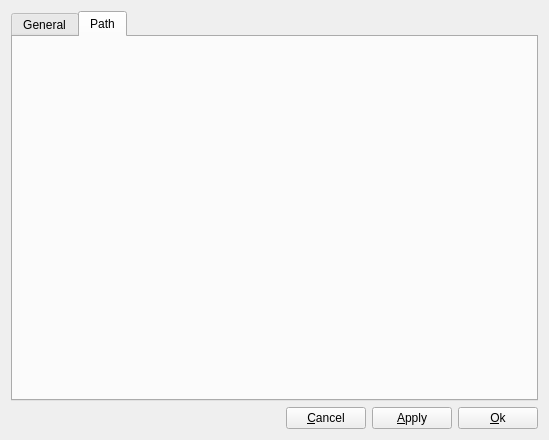
This is ui/PreferenceWidget.ui in tizbac/qtlobby as Qt 5 draws it before an edit. The edited form follows.
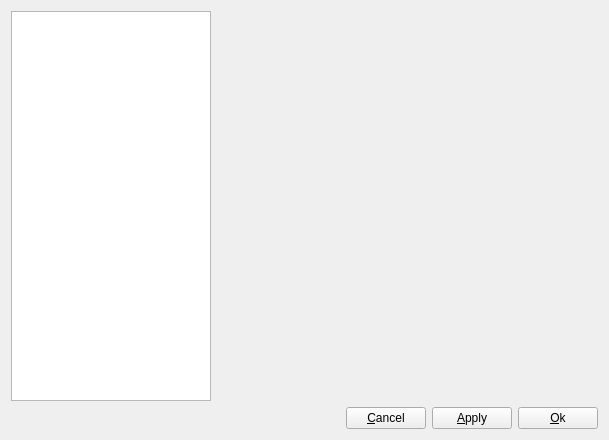
This is the edited form.

Commit message: litte changes; working on Preferences...

```diff
--- a/ui/PreferenceWidget.ui
+++ b/ui/PreferenceWidget.ui
@@ -6,37 +6,41 @@
    <rect>
     <x>0</x>
     <y>0</y>
-    <width>549</width>
+    <width>609</width>
     <height>440</height>
    </rect>
   </property>
   <property name="windowTitle">
    <string>QT::Lobby preferences</string>
   </property>
-  <layout class="QGridLayout" name="gridLayout_2">
+  <layout class="QGridLayout" name="gridLayout">
    <item row="0" column="0">
-    <widget class="QTabWidget" name="settingsTabWidget">
-     <property name="currentIndex">
-      <number>1</number>
+    <widget class="QTreeView" name="preferencesTreeView">
+     <property name="sizePolicy">
+      <sizepolicy hsizetype="Fixed" vsizetype="Expanding">
+       <horstretch>0</horstretch>
+       <verstretch>0</verstretch>
+      </sizepolicy>
      </property>
-     <widget class="QWidget" name="generalTab" native="true">
-      <attribute name="title">
-       <string>General</string>
-      </attribute>
-     </widget>
-     <widget class="QWidget" name="pathTab">
-      <attribute name="title">
-       <string>Path</string>
-      </attribute>
-      <layout class="QGridLayout" name="gridLayout">
-       <item row="0" column="0">
-        <widget class="QWidget" name="preferencesPlaceholder" native="true"/>
-       </item>
-      </layout>
-     </widget>
+     <property name="maximumSize">
+      <size>
+       <width>200</width>
+       <height>16777215</height>
+      </size>
+     </property>
     </widget>
    </item>
-   <item row="1" column="0">
+   <item row="0" column="1">
+    <widget class="QWidget" name="preferencesPlaceholder" native="true">
+     <property name="sizePolicy">
+      <sizepolicy hsizetype="Expanding" vsizetype="Preferred">
+       <horstretch>0</horstretch>
+       <verstretch>0</verstretch>
+      </sizepolicy>
+     </property>
+    </widget>
+   </item>
+   <item row="1" column="0" colspan="2">
     <layout class="QHBoxLayout" name="horizontalLayout">
      <item>
       <spacer>
```
Left out of the diff: 2 changed lines with no effect on the pictures. The commit also changes 5 other files.
